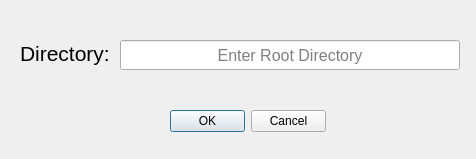
Qt form __QtFiles__/directoryDialog_v001.ui (zackthomas1/NukeFileManager) before a commit.
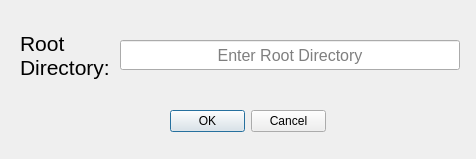
The same form after that commit.

Commit message: Fully implemented Directory Dialog window

What changed in the file:
```diff
--- a/__QtFiles__/directoryDialog_v001.ui
+++ b/__QtFiles__/directoryDialog_v001.ui
@@ -41,9 +41,9 @@
    <property name="geometry">
     <rect>
      <x>20</x>
-     <y>38</y>
+     <y>30</y>
      <width>91</width>
-     <height>31</height>
+     <height>51</height>
     </rect>
    </property>
    <property name="font">
@@ -52,7 +52,8 @@
     </font>
    </property>
    <property name="text">
-    <string>Directory:</string>
+    <string>Root 
+Directory:</string>
    </property>
   </widget>
   <widget class="QDialogButtonBox" name="ok_buttonBox">
```
Left out of the diff: 2 changed lines with no effect on the pictures. The commit also changes 13 other files.
